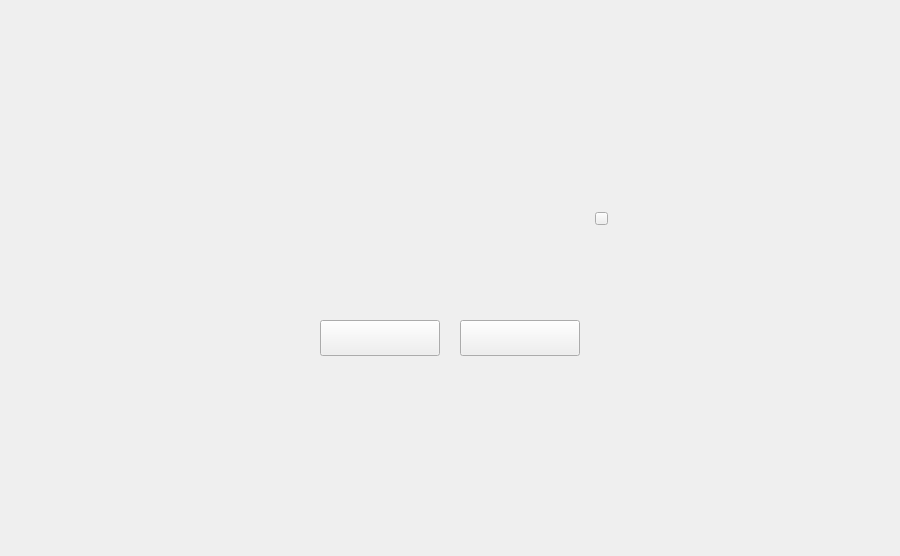
First picture: the form in commondialog.ui, repository HcashOrg/hx-indicator, before the edit.
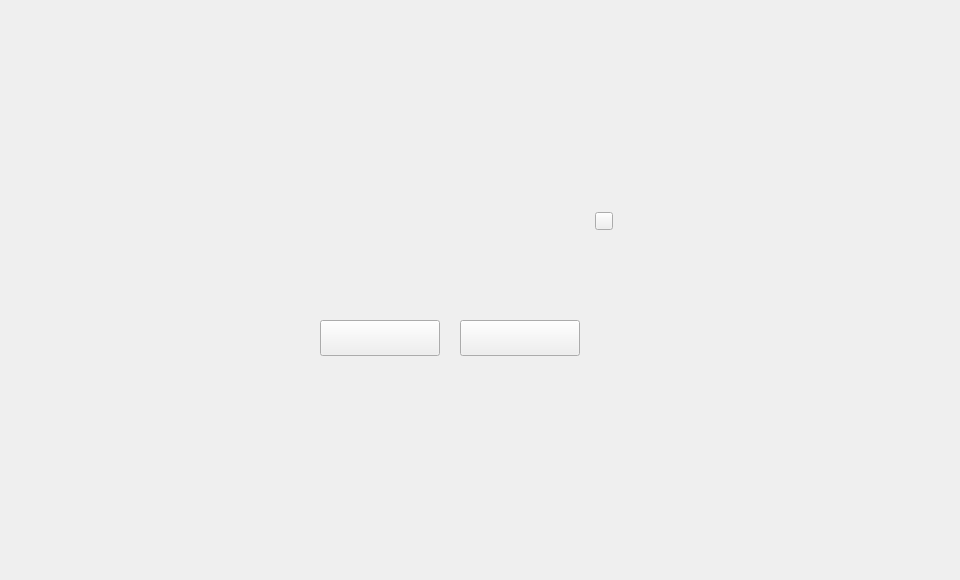
Second picture: the form after the edit.

The edit to the form file:
```diff
--- a/commondialog.ui
+++ b/commondialog.ui
@@ -6,8 +6,8 @@
    <rect>
     <x>0</x>
     <y>0</y>
-    <width>900</width>
-    <height>556</height>
+    <width>960</width>
+    <height>580</height>
    </rect>
   </property>
   <property name="windowTitle">
@@ -18,8 +18,8 @@
     <rect>
      <x>0</x>
      <y>0</y>
-     <width>900</width>
-     <height>556</height>
+     <width>960</width>
+     <height>580</height>
     </rect>
    </property>
    <widget class="QWidget" name="containerWidget" native="true">
@@ -114,8 +114,8 @@
       <rect>
        <x>315</x>
        <y>12</y>
-       <width>13</width>
-       <height>13</height>
+       <width>18</width>
+       <height>18</height>
       </rect>
      </property>
      <property name="cursor">
```
